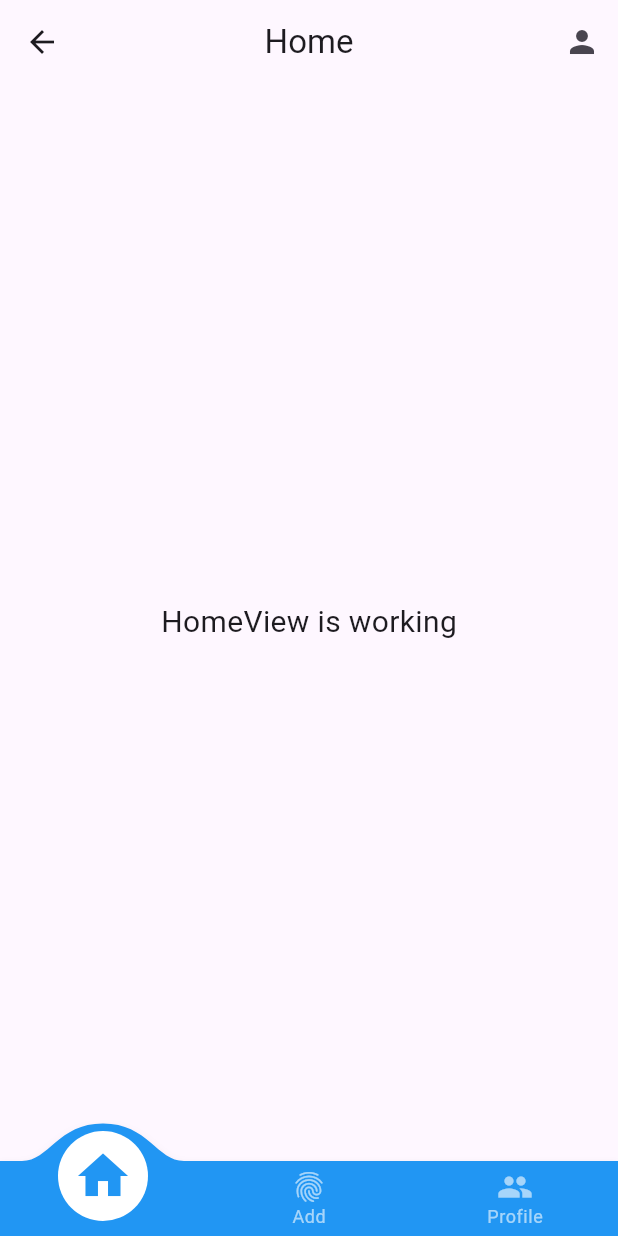
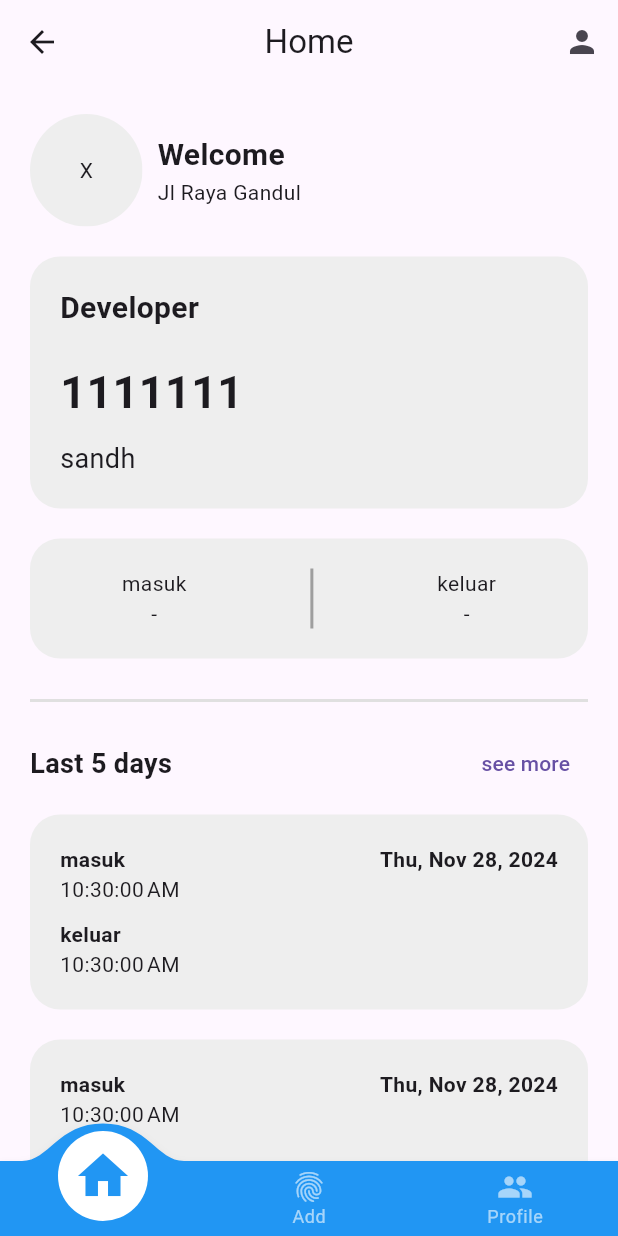
Before and after one commit to FirmanMulyawan/flutter_presence, a Flutter app: the HomeView screen opened by its route, on a phone screen of 412 x 824 dp. Run offline on Flutter 3.47's test engine with Material 3 defaults, Android fonts, the phone set to English and light mode, and no system bars; drawn by our look-alikes of convex_bottom_bar; our stand-ins replace cloud_firestore, firebase_auth, firebase_core, firebase_storage, gap, get and 1 more; accounts and stored records are empty.

Commit message:
add home view

```diff
--- a/lib/app/modules/add_pegawai/controllers/add_pegawai_controller.dart
+++ b/lib/app/modules/add_pegawai/controllers/add_pegawai_controller.dart
@@ -8,6 +8,7 @@ import '../../../component/config/app_const.dart';
 
 class AddPegawaiController extends GetxController {
   TextEditingController nameC = TextEditingController();
+  TextEditingController jobC = TextEditingController();
   TextEditingController nipC = TextEditingController();
   TextEditingController emailC = TextEditingController();
   TextEditingController passwordAdminC = TextEditingController();
@@ -39,6 +40,7 @@ class AddPegawaiController extends GetxController {
           await firestore.collection(AppConst.defaultRole).doc(uid).set({
             "nip": nipC.text,
             "name": nameC.text,
+            "job": jobC.text,
             "email": emailC.text,
             "uid": uid,
             "role": AppConst.defaultRole,
@@ -79,6 +81,7 @@ class AddPegawaiController extends GetxController {
 
   Future<void> addEmployee() async {
     if (nameC.text.isNotEmpty &&
+        jobC.text.isNotEmpty &&
         nipC.text.isNotEmpty &&
         emailC.text.isNotEmpty) {
       isObscure.value = true;
--- a/lib/app/modules/add_pegawai/views/add_pegawai_view.dart
+++ b/lib/app/modules/add_pegawai/views/add_pegawai_view.dart
@@ -41,6 +41,17 @@ class AddPegawaiView extends GetView<AddPegawaiController> {
           SizedBox(height: 20),
           TextField(
             autocorrect: false,
+            controller: controller.jobC,
+            decoration: InputDecoration(
+                labelText: "Job",
+                contentPadding:
+                    EdgeInsets.symmetric(vertical: 10.0, horizontal: 10.0),
+                border: OutlineInputBorder(
+                    borderRadius: BorderRadius.circular(10.0))),
+          ),
+          SizedBox(height: 20),
+          TextField(
+            autocorrect: false,
             controller: controller.emailC,
             decoration: InputDecoration(
                 labelText: "Email",
--- a/lib/app/modules/home/views/home_view.dart
+++ b/lib/app/modules/home/views/home_view.dart
@@ -1,6 +1,8 @@
 import 'package:convex_bottom_bar/convex_bottom_bar.dart';
 import 'package:flutter/material.dart';
+import 'package:gap/gap.dart';
 import 'package:get/get.dart';
+import 'package:intl/intl.dart';
 
 import '../../../controllers/page_index_controller.dart';
 import '../../../routes/app_pages.dart';
@@ -22,11 +24,147 @@ class HomeView extends GetView<HomeController> {
                 icon: Icon(Icons.person))
           ],
         ),
-        body: const Center(
-          child: Text(
-            'HomeView is working',
-            style: TextStyle(fontSize: 20),
-          ),
+        body: ListView(
+          padding: EdgeInsets.all(20),
+          children: [
+            Row(
+              children: [
+                ClipOval(
+                  child: Container(
+                    width: 75,
+                    height: 75,
+                    color: Colors.grey[200],
+                    child: Center(
+                      child: Text("X"),
+                    ),
+                  ),
+                ),
+                Gap(10),
+                Column(
+                  crossAxisAlignment: CrossAxisAlignment.start,
+                  children: [
+                    Text(
+                      "Welcome",
+                      style:
+                          TextStyle(fontSize: 20, fontWeight: FontWeight.bold),
+                    ),
+                    Text("Jl Raya Gandul"),
+                  ],
+                )
+              ],
+            ),
+            Gap(20),
+            Container(
+              padding: EdgeInsets.all(20),
+              decoration: BoxDecoration(
+                  color: Colors.grey[200],
+                  borderRadius: BorderRadius.circular(20)),
+              child: Column(
+                crossAxisAlignment: CrossAxisAlignment.start,
+                children: [
+                  Text(
+                    "Developer",
+                    style: TextStyle(fontSize: 20, fontWeight: FontWeight.bold),
+                  ),
+                  Gap(20),
+                  Text(
+                    "1111111",
+                    style: TextStyle(fontSize: 30, fontWeight: FontWeight.bold),
+                  ),
+                  Gap(10),
+                  Text(
+                    "sandh",
+                    style: TextStyle(fontSize: 18),
+                  )
+                ],
+              ),
+            ),
+            Gap(20),
+            Container(
+              padding: EdgeInsets.all(20),
+              decoration: BoxDecoration(
+                  color: Colors.grey[200],
+                  borderRadius: BorderRadius.circular(20)),
+              child: Row(
+                mainAxisAlignment: MainAxisAlignment.spaceAround,
+                children: [
+                  Column(
+                    children: [
+                      Text("masuk"),
+                      Text("-"),
+                    ],
+                  ),
+                  Container(
+                    width: 2,
+                    height: 40,
+                    color: Colors.grey,
+                  ),
+                  Column(
+                    children: [
+                      Text("keluar"),
+                      Text("-"),
+                    ],
+                  )
+                ],
+              ),
+            ),
+            Gap(20),
+            Divider(
+              thickness: 2,
+              color: Colors.grey[300],
+            ),
+            Gap(10),
+            Row(
+              mainAxisAlignment: MainAxisAlignment.spaceBetween,
+              children: [
+                Text(
+                  "Last 5 days",
+                  style: TextStyle(fontWeight: FontWeight.bold, fontSize: 18),
+                ),
+                TextButton(onPressed: () {}, child: Text("see more")),
+              ],
+            ),
+            Gap(10),
+            ListView.builder(
+              shrinkWrap: true,
+              physics: NeverScrollableScrollPhysics(),
+              itemCount: 5,
+              itemBuilder: (context, index) {
+                return Container(
+                  margin: EdgeInsets.only(bottom: 20),
+                  padding: EdgeInsets.all(20),
+                  decoration: BoxDecoration(
+                      color: Colors.grey[200],
+                      borderRadius: BorderRadius.circular(20)),
+                  child: Column(
+                    crossAxisAlignment: CrossAxisAlignment.start,
+                    children: [
+                      Row(
+                        mainAxisAlignment: MainAxisAlignment.spaceBetween,
+                        children: [
+                          Text(
+                            "masuk",
+                            style: TextStyle(fontWeight: FontWeight.bold),
+                          ),
+                          Text(
+                            DateFormat.yMMMEd().format(DateTime.now()),
+                            style: TextStyle(fontWeight: FontWeight.bold),
+                          ),
+                        ],
+                      ),
+                      Text(DateFormat.jms().format(DateTime.now())),
+                      Gap(10),
+                      Text(
+                        "keluar",
+                        style: TextStyle(fontWeight: FontWeight.bold),
+                      ),
+                      Text(DateFormat.jms().format(DateTime.now())),
+                    ],
+                  ),
+                );
+              },
+            )
+          ],
         ),
         bottomNavigationBar: ConvexAppBar(
           // style: TabStyle.fixedCircle,
--- a/pubspec.yaml
+++ b/pubspec.yaml
@@ -19,6 +19,7 @@ dependencies:
   gap: ^3.0.1
   get: ^4.6.6
   image_picker: ^1.1.2
+  intl: ^0.19.0
 
 dev_dependencies:
 
```
Also changed, not shown: pubspec.lock.
